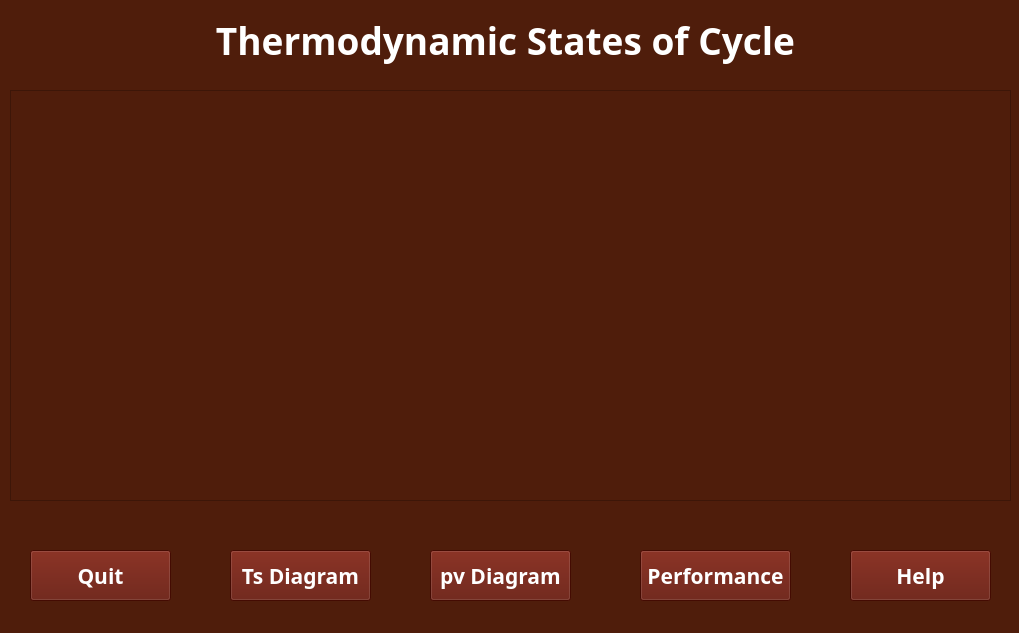
ZeshanAJavaid/Thermodynamic-Cycle-Simulator, file gui/ui/States_window.ui: the form before one commit.
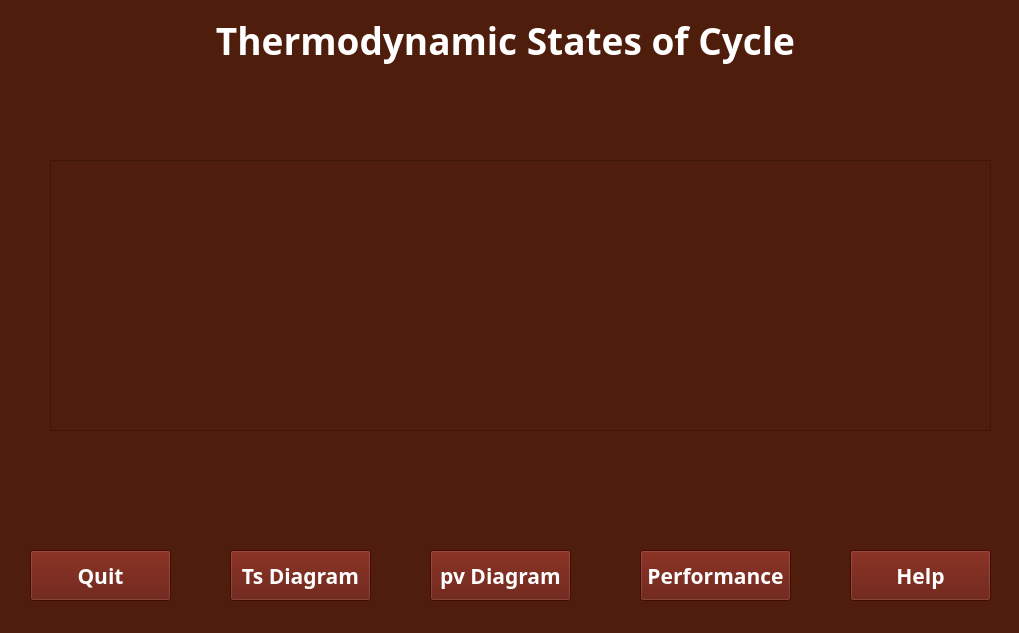
The form after the commit.

What changed in the file:
```diff
--- a/gui/ui/States_window.ui
+++ b/gui/ui/States_window.ui
@@ -66,10 +66,10 @@
    <widget class="QTableView" name="States">
     <property name="geometry">
      <rect>
-      <x>10</x>
-      <y>90</y>
-      <width>1001</width>
-      <height>411</height>
+      <x>50</x>
+      <y>160</y>
+      <width>941</width>
+      <height>271</height>
      </rect>
     </property>
    </widget>
```
